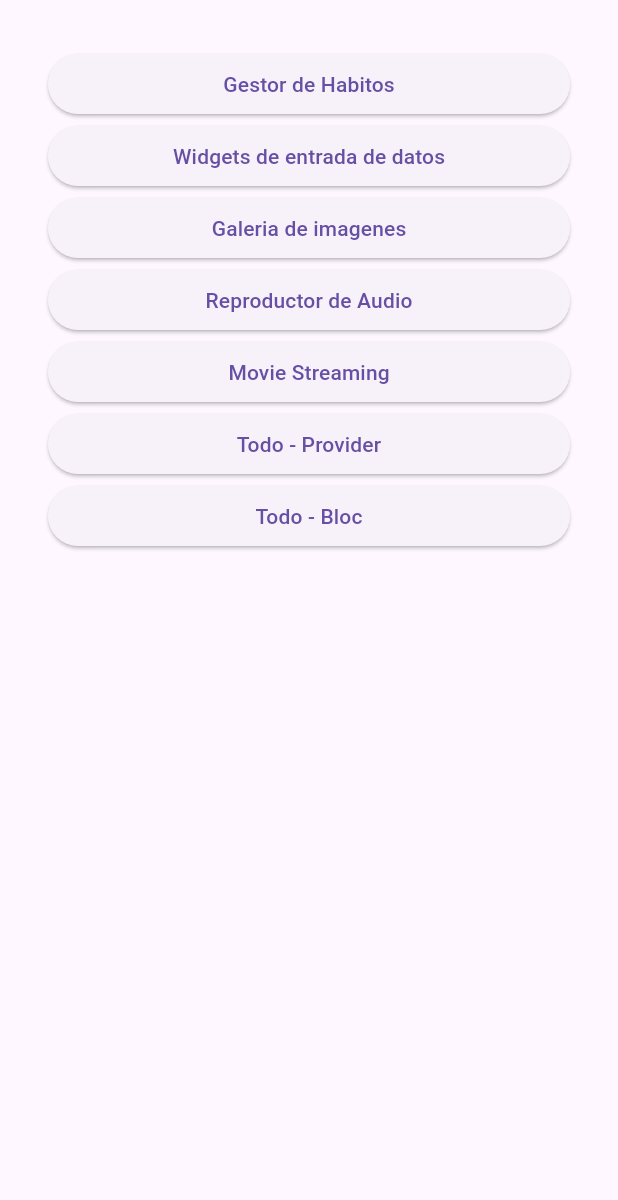
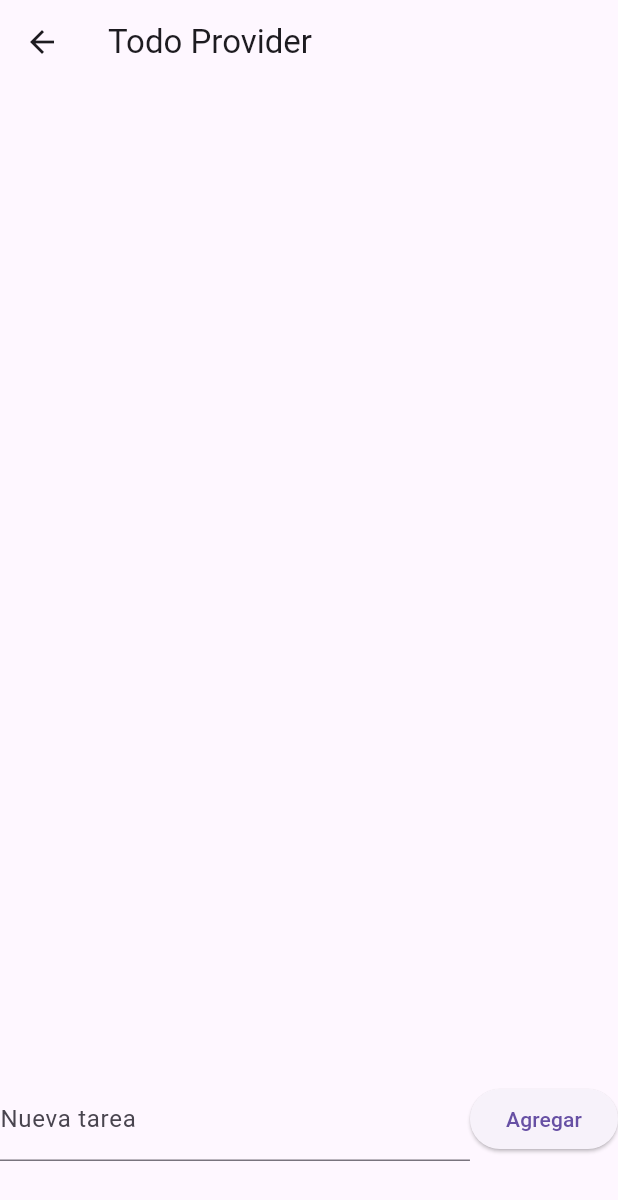
Before and after one commit to Franciscoreach/Curso-Flutter, a Flutter app: the screen it shows after launch, after a tap on "Todo - Provider", on a phone screen of 412 x 824 dp. Shown: the top 1200 px of the screen. Run offline on Flutter 3.47's test engine with Material 3 defaults, Android fonts, the phone set to English and light mode, and no system bars; our stand-ins replace bloc, equatable, flutter_bloc, just_audio, shared_preferences; network calls fail.

Commit message:
Aplicando Provider y Bloc

```diff
--- /dev/null
+++ b/lib/class/task.dart
@@ -0,0 +1,9 @@
+class Task{
+  String title;
+  bool isComplete;
+
+  Task({
+    required this.title,
+    this.isComplete = false,
+  });
+}
--- a/lib/main.dart
+++ b/lib/main.dart
@@ -3,14 +3,20 @@ import 'package:flutter/material.dart';
 //import 'package:mi_primera_app/clases/nav/page1.dart';
 //import 'package:mi_primera_app/clases/practicando/e01.dart';
 import 'package:mi_primera_app/menu.dart';
+import 'package:mi_primera_app/todo_provider/todo_provider.dart';
+import 'package:provider/provider.dart';
 //import 'package:mi_primera_app/estados.dart';
 //import 'package:mi_primera_app/clases/nav/page1.dart';
 
 
 void main() {
   runApp(
-    const MaterialApp(
+    //Se cambio para poder usar Provider
+    ChangeNotifierProvider(
+      create: (_) => TaskProvider(),
+      child: const MaterialApp(
       home: Menu(),
+      ),
     ),
   );
 }
--- a/lib/menu.dart
+++ b/lib/menu.dart
@@ -5,6 +5,9 @@ import 'package:mi_primera_app/audio_player/audio_player2.dart';
 import 'package:mi_primera_app/entradas_de_datos/in_datos.dart';
 import 'package:mi_primera_app/galeria_imagenes/galeria_imagenes.dart';
 import 'package:mi_primera_app/gestor-habitos/home-hab.dart';
+import 'package:mi_primera_app/todo_bloc/todo_bloc2.dart';
+import 'package:mi_primera_app/todo_bloc/todo_bloc1.dart';
+import 'package:mi_primera_app/todo_provider/todo_provider.dart';
 
 class Menu extends StatelessWidget {
   const Menu({super.key});
@@ -71,11 +74,38 @@ class Menu extends StatelessWidget {
           },
           child: const Text("Movie Streaming")
         ),
-        ElevatedButton(onPressed: (){},
+        ElevatedButton(
+          onPressed: (){
+            Navigator.push(
+              context,
+              MaterialPageRoute(
+                  builder: (context) => const ToDoProvider(),
+            ),
+          );
+          },
           child: const Text("Todo - Provider")
         ),
-        ElevatedButton(onPressed: (){},
+        ElevatedButton(
+          onPressed: (){
+            Navigator.push(
+              context,
+              MaterialPageRoute(
+                  builder: (context) => const TodoBloc(),
+            ),
+          );
+          },
           child: const Text("Todo - Bloc")
+        ),
+        ElevatedButton(
+          onPressed: (){
+            Navigator.push(
+              context,
+              MaterialPageRoute(
+                  builder: (context) => const TodoBloc2(),
+            ),
+          );
+          },
+          child: const Text("Todo - Bloc Provider")
         ),
         ],
         ),
--- /dev/null
+++ b/lib/todo_bloc/bloc/bloc/todo_event.dart
@@ -0,0 +1,16 @@
+part of 'todo_bloc.dart';
+
+sealed class TodoEvent extends Equatable {
+  const TodoEvent();
+
+  @override
+  List<Object> get props => [];
+}
+
+class AddTaskEvent extends TodoEvent {
+  final String title;
+
+  const AddTaskEvent({required this.title});
+}
+
+class UpdateState extends TodoEvent {}
--- /dev/null
+++ b/lib/todo_provider/todo_provider.dart
@@ -0,0 +1,100 @@
+import 'package:flutter/material.dart';
+import 'package:mi_primera_app/class/task.dart';
+import 'package:provider/provider.dart';
+
+//Primero
+class TaskProvider extends ChangeNotifier{
+  List<Task> _tasks = [];
+
+  addTask(String title){
+    _tasks.add(
+      Task(title: title),
+    );
+    notifyListeners();
+  }
+
+  updateStatus(int index){
+    _tasks[index].isComplete = !_tasks[index].isComplete;
+    notifyListeners();
+  }
+
+}
+
+class ToDoProvider extends StatelessWidget {
+  const ToDoProvider({super.key});
+
+  @override
+  Widget build(BuildContext context) {
+
+    final taskProvider = Provider.of<TaskProvider>(context);
+
+    return Scaffold(
+      appBar: AppBar(
+        title: const Text("Todo Provider"),
+      ),
+      body: Column(
+        children: [
+          Expanded(
+            child: ListView.builder(
+            itemCount: taskProvider._tasks.length,
+            itemBuilder: (BuildContext context, int index) {
+
+              final task = taskProvider._tasks[index];
+
+              return ListTile(
+                title: Text(
+                  task.title,
+                  style: TextStyle(
+                    decoration: task.isComplete ? TextDecoration.lineThrough: TextDecoration.none,
+                  ),
+                ),
+                trailing: Checkbox(
+                  value: task.isComplete,
+                  onChanged: (value) => taskProvider.updateStatus(index),
+                  ),
+                );
+              },
+            ),
+          ),
+          TodoInputText(),
+          const SizedBox(height: 50),
+        ],
+      ),
+    );
+  }
+}
+
+
+// Cambiar a carpeta de Widget
+
+class TodoInputText extends StatelessWidget {
+
+  final TextEditingController _ctrl = TextEditingController();
+
+  TodoInputText({super.key});
+
+  _addTask(BuildContext context){
+    final taskProvider = Provider.of<TaskProvider>(context, listen: false);
+    if(_ctrl.text.isNotEmpty){
+      taskProvider.addTask(_ctrl.text);
+    }
+  }
+
+  @override
+  Widget build(BuildContext context) {
+    return Row(
+      children: [
+        Expanded(child: TextField(
+          controller: _ctrl,
+          decoration: const InputDecoration(
+            labelText: "Nueva tarea",
+          ),
+        )),
+        ElevatedButton(
+          onPressed: () => _addTask(context),
+          child: const Text("Agregar")
+        ),
+      ],
+    );
+  }
+}
--- a/pubspec.yaml
+++ b/pubspec.yaml
@@ -40,6 +40,9 @@ dependencies:
   audioplayers: ^6.1.0
   audio_video_progress_bar: ^2.0.3
   just_audio: ^0.9.42
+  provider: ^6.1.2
+  flutter_bloc: ^8.1.6
+  equatable: ^2.0.7
 
 
 dev_dependencies:
```
Also changed, not shown: lib/todo_bloc/bloc/bloc/todo_bloc.dart (added, +18 -0 lines), lib/todo_bloc/bloc/bloc/todo_state.dart (added, +28 -0 lines), lib/todo_bloc/todo_bloc1.dart (added, +71 -0 lines), lib/todo_bloc/todo_bloc2.dart (added, +94 -0 lines), pubspec.lock, 1 other file.
